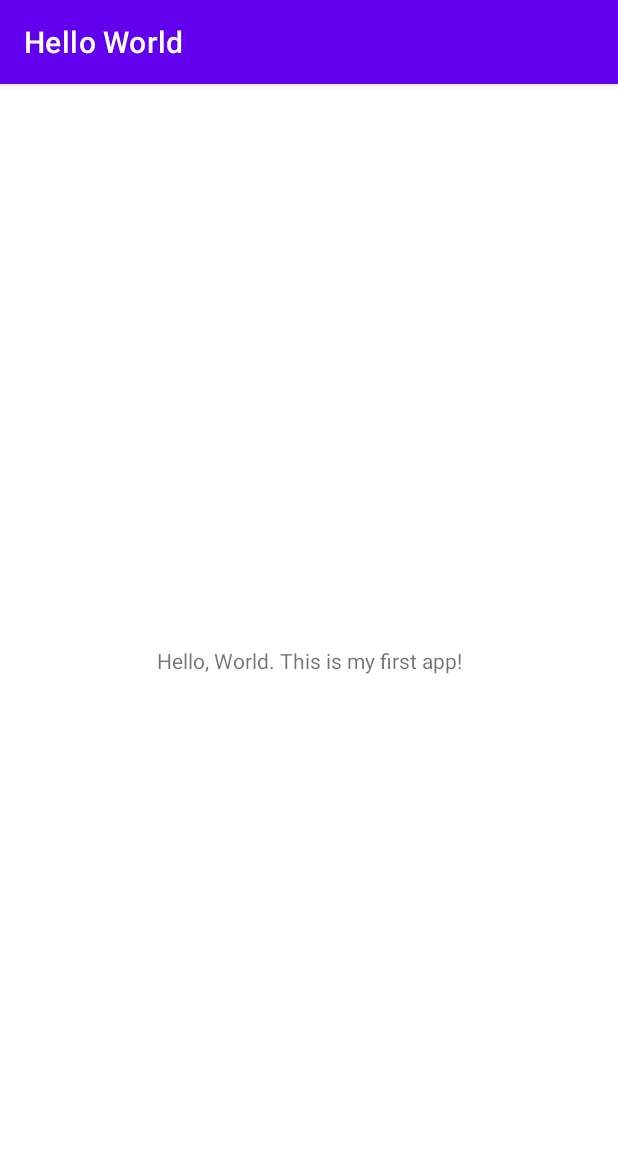
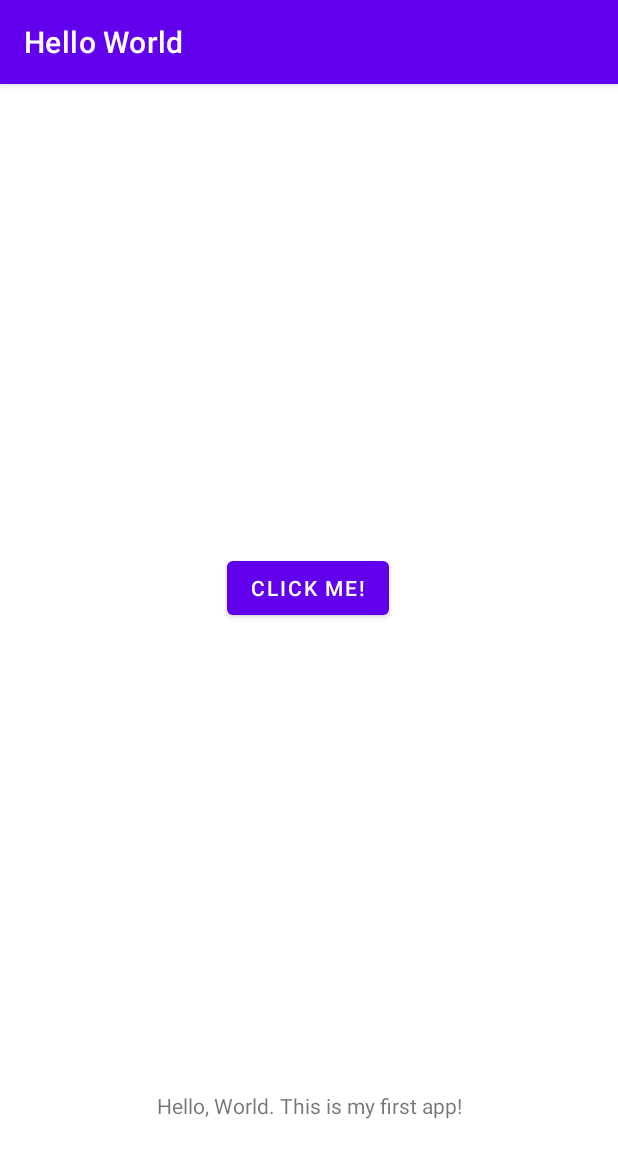
Before and after one commit to rrubin1219/helloWorld, an Android app: the screen it shows after launch (MainActivity), on a phone screen of 412 x 824 dp. Shown: the top 1158 px of the screen. Run offline under Robolectric (Android 15) with nearby library versions, the phone set to English and light mode, and no system bars.

Commit message:
Added button function and new message

```diff
--- a/app/src/main/java/edu/temple/helloworld/MainActivity.kt
+++ b/app/src/main/java/edu/temple/helloworld/MainActivity.kt
@@ -2,10 +2,14 @@ package edu.temple.helloworld
 
 import androidx.appcompat.app.AppCompatActivity
 import android.os.Bundle
+import android.widget.Button
+import android.widget.TextView
 
 class MainActivity : AppCompatActivity() {
     override fun onCreate(savedInstanceState: Bundle?) {
         super.onCreate(savedInstanceState)
         setContentView(R.layout.activity_main)
+
+        findViewById<Button>(R.id.button).setOnClickListener{(findViewById<TextView>(R.id.textView)).text = "You clicked the button"}
     }
 }
--- a/app/src/main/res/layout/activity_main.xml
+++ b/app/src/main/res/layout/activity_main.xml
@@ -7,12 +7,26 @@
     tools:context=".MainActivity">
 
     <TextView
+        android:id="@+id/textView"
         android:layout_width="wrap_content"
         android:layout_height="wrap_content"
         android:text="@string/my_greeting"
         app:layout_constraintBottom_toBottomOf="parent"
         app:layout_constraintLeft_toLeftOf="parent"
         app:layout_constraintRight_toRightOf="parent"
-        app:layout_constraintTop_toTopOf="parent" />
+        app:layout_constraintTop_toTopOf="parent"
+        app:layout_constraintVertical_bias="0.897" />
+
+    <Button
+        android:id="@+id/button"
+        android:layout_width="wrap_content"
+        android:layout_height="wrap_content"
+        android:text="Click Me!"
+        app:layout_constraintBottom_toTopOf="@+id/textView"
+        app:layout_constraintEnd_toEndOf="parent"
+        app:layout_constraintHorizontal_bias="0.498"
+        app:layout_constraintStart_toStartOf="parent"
+        app:layout_constraintTop_toTopOf="parent"
+        app:layout_constraintVertical_bias="0.501" />
 
 </androidx.constraintlayout.widget.ConstraintLayout>
```
